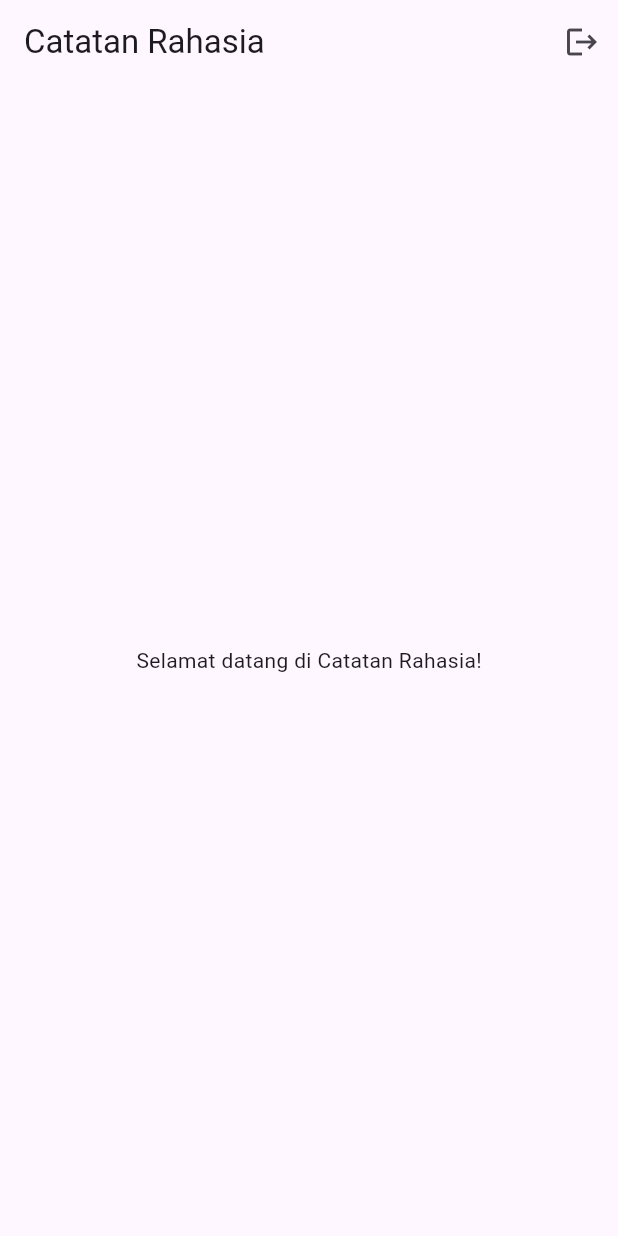
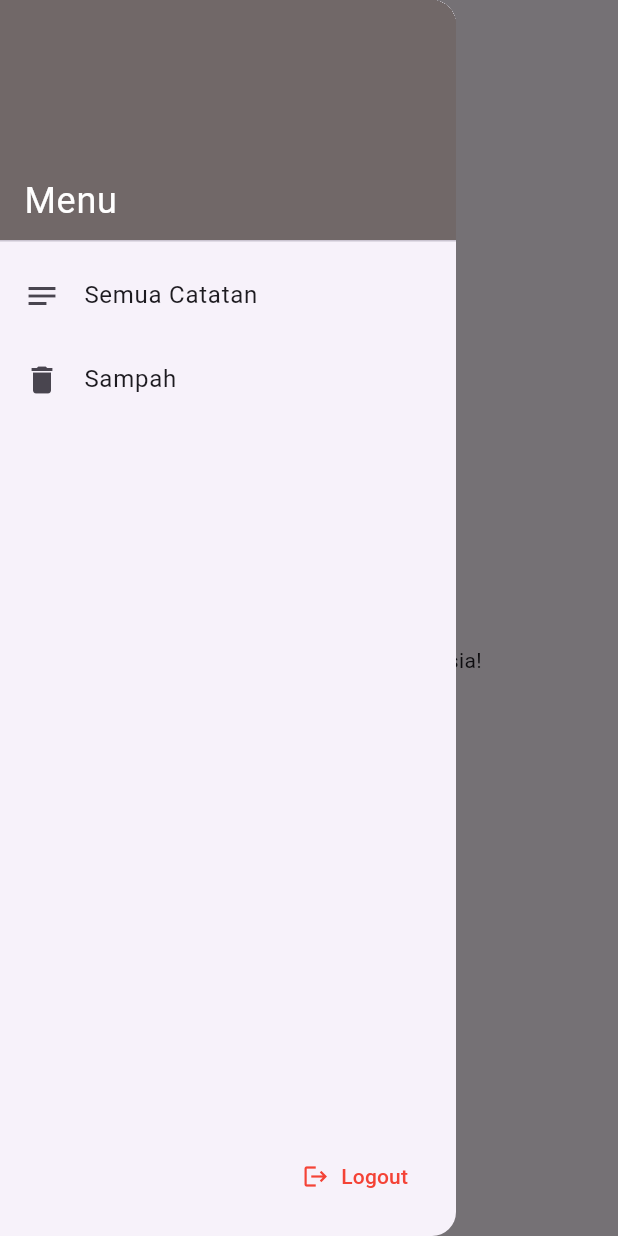
Before and after one commit to Th9o/aplikasi_catatan_rahasia, a Flutter app: the screen it shows once a user with an empty profile is signed in, with the side drawer open (before the commit the screen has no drawer), on a phone screen of 412 x 824 dp. Run offline on Flutter 3.47's test engine with Material 3 defaults, Android fonts, the phone set to English and light mode, and no system bars; our stand-ins replace cloud_firestore, firebase_auth, firebase_core, flutter_secure_storage; missing offline and left inert: encrypt; accounts and stored records are empty.

Commit message:
ganti tampilan di home_screen.dart

```diff
--- a/lib/screens/home_screen.dart
+++ b/lib/screens/home_screen.dart
@@ -10,9 +10,48 @@ class HomeScreen extends StatelessWidget {
     return Scaffold(
       appBar: AppBar(
         title: const Text('Catatan Rahasia'),
-        actions: [
-          IconButton(
-            icon: const Icon(Icons.logout),
+      ),
+      drawer: Drawer(
+        child: Column(
+          children: [
+            const DrawerHeader(
+              decoration: BoxDecoration(
+                color: Color.fromRGBO(113, 104, 104, 1),
+              ),
+              child: Align(
+                alignment: Alignment.bottomLeft,
+                child: Text(
+                  'Menu',
+                  style: TextStyle(
+                    color: Colors.white,
+                    fontSize: 24,
+                  ),
+                ),
+              ),
+            ),
+            // "Semua Catatan" langsung di bawah header
+            ListTile(
+              leading: const Icon(Icons.notes),
+              title: const Text('Semua Catatan'),
+              onTap: () {
+                Navigator.pop(context);
+                // Navigasi ke halaman Semua Catatan
+              },
+            ),
+            ListTile(
+              leading: const Icon(Icons.delete),
+              title: const Text('Sampah'),
+              onTap: () {
+                Navigator.pop(context);
+                // Navigasi ke halaman Sampah
+              },
+            ),
+            const Spacer(), // Mendorong Logout ke bawah
+            Padding(
+              padding: const EdgeInsets.only(bottom: 16.0, right: 16.0),
+              child: Align(
+                alignment: Alignment.bottomRight,
+                child: TextButton.icon(
                   onPressed: () async {
                     await AuthService().logout();
                     if (context.mounted) {
@@ -22,10 +61,20 @@ class HomeScreen extends StatelessWidget {
                       );
                     }
                   },
+                  icon: const Icon(Icons.logout, color: Colors.red),
+                  label: const Text(
+                    'Logout',
+                    style: TextStyle(color: Colors.red),
+                  ),
+                ),
+              ),
             ),
           ],
         ),
-      body: const Center(child: Text("Selamat datang di Catatan Rahasia!")),
+      ),
+      body: const Center(
+        child: Text("Selamat datang di Catatan Rahasia!"),
+      ),
     );
   }
 }
```
Lines whose indentation alone changed are shown as unchanged.
